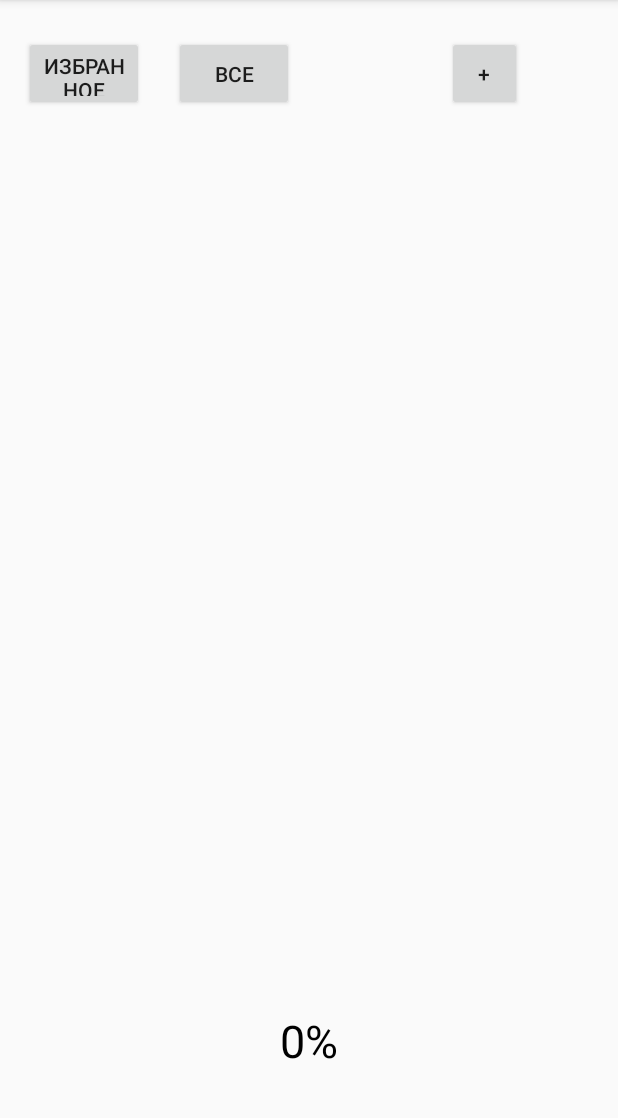
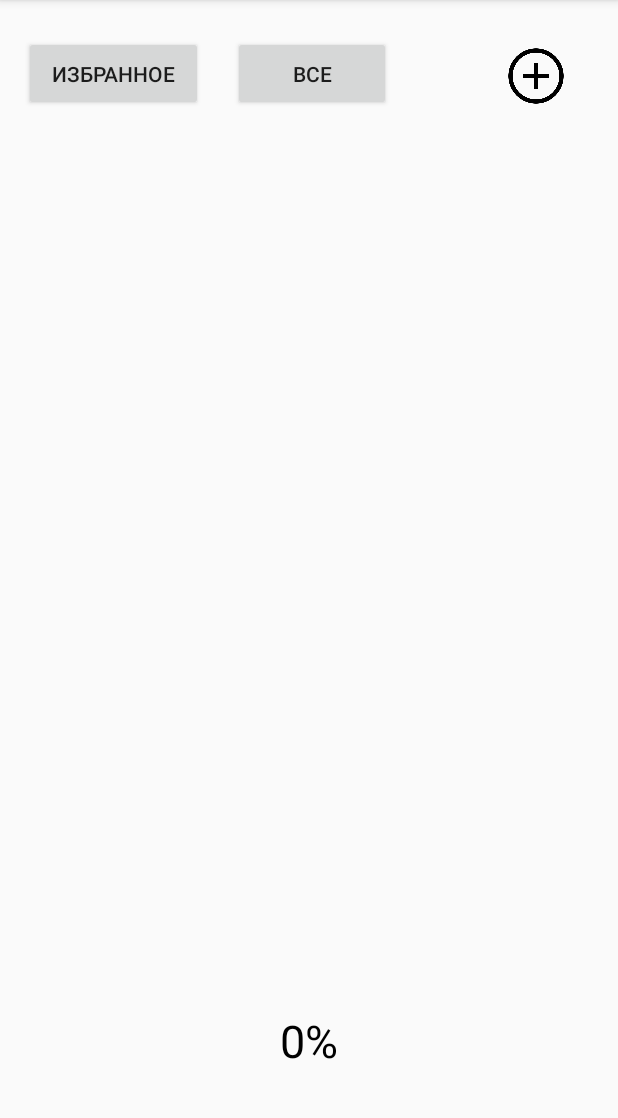
Before and after one commit to invendil/AlcoTest, an Android app: the screen it shows after launch (DrinksSelectActivity), after a tap on an icon or button, on a phone screen of 412 x 824 dp, the part 84-1202 px from its top. Run offline under Robolectric (Android 15) with nearby library versions, the light colour scheme and no system bars.

Commit message:
APP3 v0.1

```diff
--- a/app/src/main/AndroidManifest.xml
+++ b/app/src/main/AndroidManifest.xml
@@ -18,7 +18,9 @@
             </intent-filter>
         </activity>
         <activity android:name=".DrinksSelectActivity">
-
+            <intent-filter>
+                <action android:name = "android.intent.action.BOOT_COMPLETED"/>
+            </intent-filter>
         </activity>
         <activity android:name=".DrinksEditor" />
         <activity android:name=".MainActivity" />
--- a/app/src/main/java/com/example/alcotest/adapters/DrinksSelectAdapter.java
+++ b/app/src/main/java/com/example/alcotest/adapters/DrinksSelectAdapter.java
@@ -134,7 +134,7 @@ public class DrinksSelectAdapter extends RecyclerView.Adapter<DrinksSelectAdapte
 
         @Override
         public void onClick(View v) {
-            onDrinksSelectListner.onDrinksSelectClick(getAdapterPosition());
+            onDrinksSelectListner.onDrinksSelectClick(drinksList.get(getAdapterPosition()).getAlcInterest());
         }
     }
 
--- a/app/src/main/java/com/example/alcotest/adapters/DrinksSelectChoosenAdapter.java
+++ b/app/src/main/java/com/example/alcotest/adapters/DrinksSelectChoosenAdapter.java
@@ -92,12 +92,12 @@ public class DrinksSelectChoosenAdapter extends RecyclerView.Adapter<DrinksSelec
 
         @Override
         public void onClick(View v) {
-            onDrinksSelectListner.onDrinksSelectChoosenClick(getAdapterPosition());
+            onDrinksSelectListner.onDrinksSelectChoosenClick(drinksList.get(getAdapterPosition()).getAlcInterest());
         }
     }
 
     public interface OnDrinksSelectChoosenListner{
-        void onDrinksSelectChoosenClick(int position);
+        void onDrinksSelectChoosenClick(int alcInterest);
     }
 
 
--- a/app/src/main/res/layout/activity_drinks_select.xml
+++ b/app/src/main/res/layout/activity_drinks_select.xml
@@ -8,7 +8,7 @@
 
     <Button
         android:id="@+id/btnDrinksSelectChoosen"
-        android:layout_width="80dp"
+        android:layout_width="119dp"
         android:layout_height="50dp"
         android:layout_marginStart="16dp"
         android:layout_marginLeft="16dp"
@@ -19,7 +19,7 @@
 
     <Button
         android:id="@+id/btnDrinksSelectAll"
-        android:layout_width="80dp"
+        android:layout_width="105dp"
         android:layout_height="50dp"
         android:layout_marginStart="20dp"
         android:layout_marginLeft="20dp"
@@ -30,11 +30,12 @@
 
     <Button
         android:id="@+id/btnDrinksSelectAddNewDrink"
-        android:layout_width="50dp"
-        android:layout_height="50dp"
-        android:layout_marginTop="24dp"
-        android:layout_marginEnd="64dp"
-        android:layout_marginRight="64dp"
+        android:layout_width="45dp"
+        android:layout_height="45dp"
+        android:layout_marginTop="28dp"
+        android:layout_marginEnd="32dp"
+        android:layout_marginRight="32dp"
+        android:background="@drawable/icon_add"
         android:text="+"
         app:layout_constraintEnd_toEndOf="parent"
         app:layout_constraintTop_toTopOf="parent" />
@@ -79,7 +80,7 @@
             style="?android:progressBarStyleHorizontal"
             android:layout_width="150dp"
             android:layout_height="150dp"
-            android:progress="100"
+
             android:progressDrawable="@drawable/circle"
             android:rotation="270"
             app:layout_constraintBottom_toBottomOf="parent"
@@ -93,7 +94,7 @@
             android:id="@+id/textProgressBarPercent"
             android:layout_width="wrap_content"
             android:layout_height="wrap_content"
-            android:text="100%"
+            android:text="0%"
             android:textColor="#000000"
             android:textSize="30sp"
             app:layout_constraintBottom_toBottomOf="@+id/progressBar"
```
Also changed, not shown: app/src/main/java/com/example/alcotest/DrinksEditor.java (+4 -10 lines), app/src/main/java/com/example/alcotest/DrinksSelectActivity.java (+39 -8 lines), app/src/main/res/layout/activity_drinks_editor.xml (+6 -3 lines), app/src/main/res/drawable-v24/icon_add.png (added).
